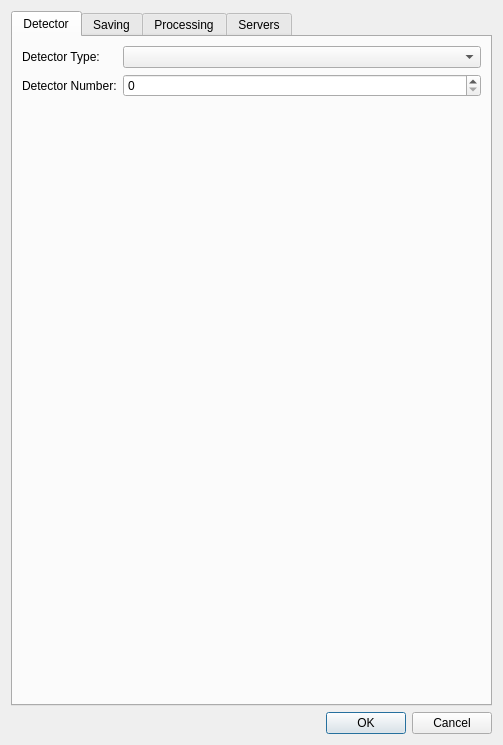
First picture: the form in source/qxrdexperimentpreferencesdialog.ui, repository guyjennings/qxrd, before the edit.
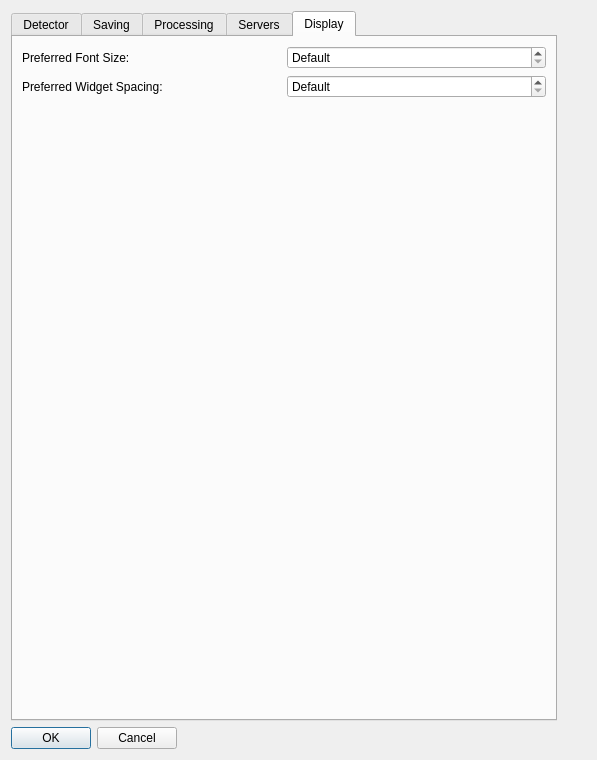
Second picture: the form after the edit. The open tabs and pages were chosen to show the change.

Commit message: Fixed typo in some centering parameter names Implement font size and widget spacing overrides

Diff of the .ui file:
```diff
--- a/source/qxrdexperimentpreferencesdialog.ui
+++ b/source/qxrdexperimentpreferencesdialog.ui
@@ -6,14 +6,14 @@
    <rect>
     <x>0</x>
     <y>0</y>
-    <width>503</width>
-    <height>745</height>
+    <width>597</width>
+    <height>760</height>
    </rect>
   </property>
   <property name="windowTitle">
    <string>Qxrd Preferences</string>
   </property>
-  <layout class="QGridLayout" name="gridLayout_2">
+  <layout class="QFormLayout" name="formLayout_2">
    <item row="0" column="0">
     <widget class="QTabWidget" name="m_PreferencesPanes">
      <property name="currentIndex">
@@ -467,6 +467,69 @@
        </item>
       </layout>
      </widget>
+     <widget class="QWidget" name="tab_5">
+      <attribute name="title">
+       <string>Display</string>
+      </attribute>
+      <layout class="QGridLayout" name="gridLayout">
+       <item row="0" column="0">
+        <widget class="QLabel" name="label_8">
+         <property name="text">
+          <string>Preferred Font Size:</string>
+         </property>
+        </widget>
+       </item>
+       <item row="0" column="1">
+        <widget class="QSpinBox" name="m_FontSize">
+         <property name="specialValueText">
+          <string>Default</string>
+         </property>
+         <property name="suffix">
+          <string/>
+         </property>
+         <property name="value">
+          <number>0</number>
+         </property>
+        </widget>
+       </item>
+       <item row="1" column="0">
+        <widget class="QLabel" name="label_9">
+         <property name="text">
+          <string>Preferred Widget Spacing:</string>
+         </property>
+        </widget>
+       </item>
+       <item row="1" column="1">
+        <widget class="QSpinBox" name="m_Spacing">
+         <property name="specialValueText">
+          <string>Default</string>
+         </property>
+         <property name="suffix">
+          <string/>
+         </property>
+         <property name="minimum">
+          <number>-1</number>
+         </property>
+         <property name="value">
+          <number>-1</number>
+         </property>
+        </widget>
+       </item>
+       <item row="2" column="0" colspan="2">
+        <spacer name="verticalSpacer_2">
+         <property name="orientation">
+          <enum>Qt::Vertical</enum>
+         </property>
+         <property name="sizeHint" stdset="0">
+          <size>
+           <width>524</width>
+           <height>576</height>
+          </size>
+         </property>
+        </spacer>
+       </item>
+      </layout>
+     </widget>
     </widget>
    </item>
    <item row="1" column="0">
```
The commit also changes 7 other files.
